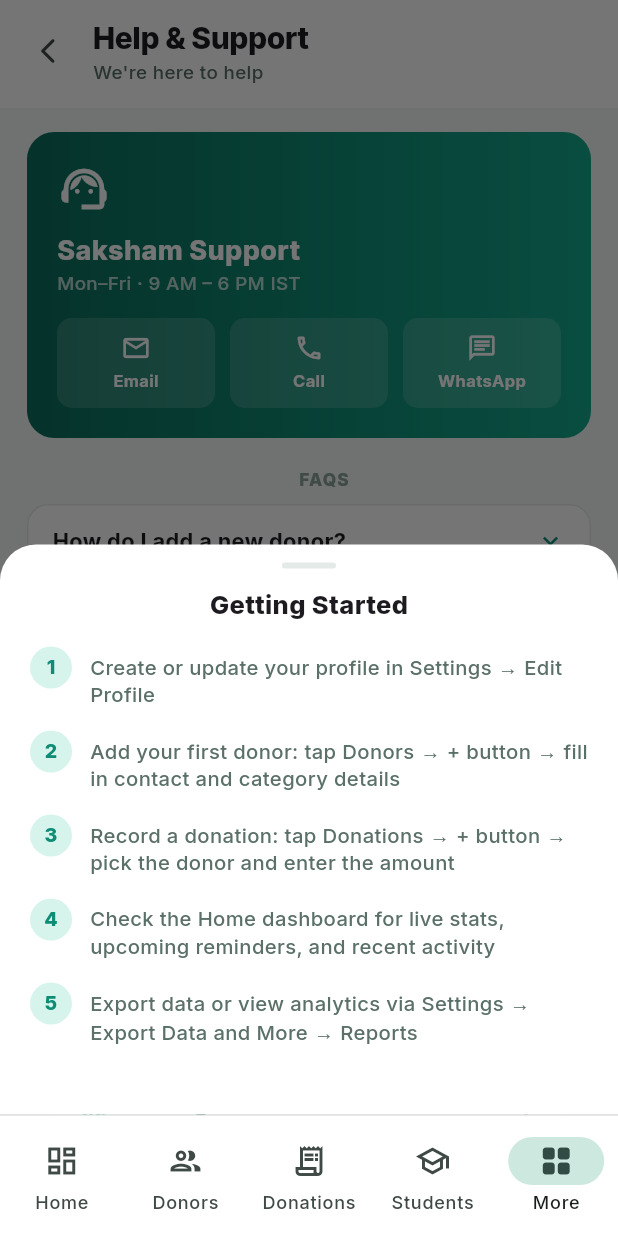
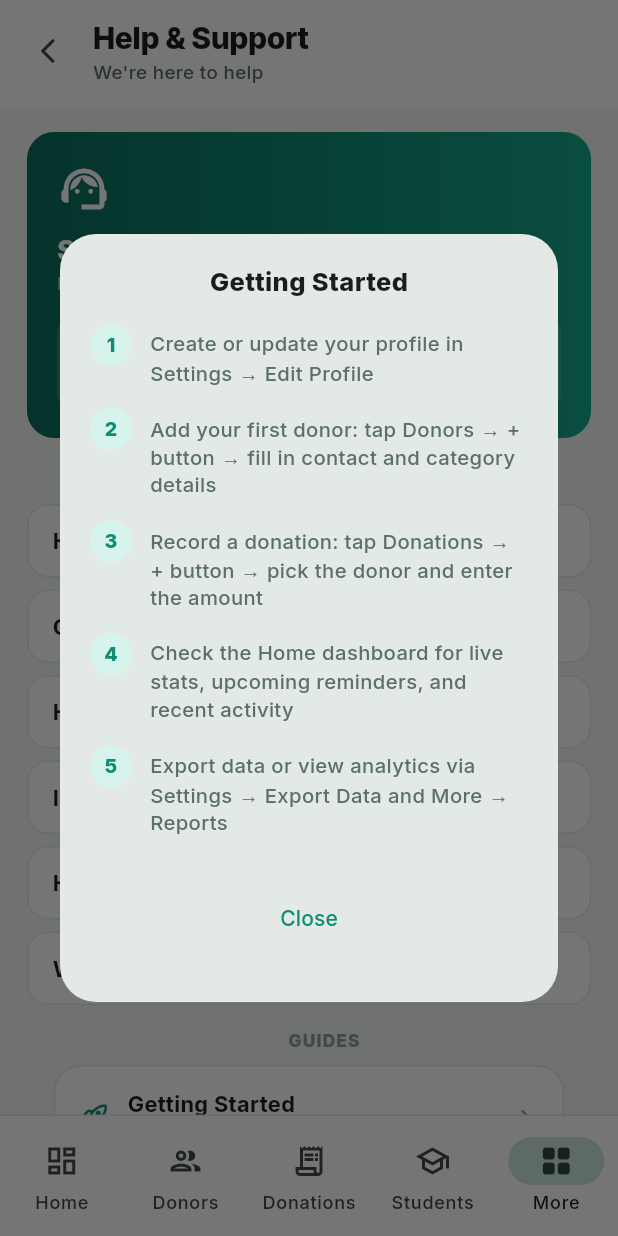
Before and after one commit to varalakshmivaru231020-svg/NGO, a Flutter app: the HelpSupportScreen screen opened by its route, after a tap on "Getting Started", on a phone screen of 412 x 824 dp. Run offline on Flutter 3.47's test engine with Material 3 defaults, Android fonts, the light colour scheme and no system bars; our stand-ins replace dio, file_picker, fl_chart, flutter_riverpod, go_router, google_fonts and 2 more; missing offline and left inert: dart:html, dart:ui_web, excel; accounts and stored records are empty.

Commit message:
Fix Help & Support: guide popup as dialog, remove Report a Bug, full-width legal cards

```diff
--- a/lib/features/settings/presentation/settings_sub_screens.dart
+++ b/lib/features/settings/presentation/settings_sub_screens.dart
@@ -1210,11 +1210,7 @@
           _buildSectionLabel(context, 'App Info'),
           _buildCard(context, child: Column(children: [
             _buildRow(context, 'App Version',     value: 'v2.4.0 (Build 195)', icon: Icons.info_outline,       fg: context.textSub, trailing: const SizedBox.shrink()),
-            _buildRow(context, 'Flutter Version', value: '3.44.1',              icon: Icons.flutter_dash,       fg: _sky500,         trailing: const SizedBox.shrink()),
-            _buildRow(context, 'Report a Bug',    value: 'Send us a crash/UX report', icon: Icons.bug_report_outlined, fg: _coral500, last: true,
-              onTap: () => launchEmail('bugs@sakshamfoundation.org', context,
-                subject: 'Bug Report – Saksham App v2.4.0',
-                body: 'Describe the bug:\n\nSteps to reproduce:\n\nDevice: OPPO\nApp Version: v2.4.0')),
+            _buildRow(context, 'Flutter Version', value: '3.44.1',              icon: Icons.flutter_dash,       fg: _sky500,         last: true, trailing: const SizedBox.shrink()),
           ])),
         ]),
       )),
@@ -1235,15 +1231,15 @@
   ));
 
   static void _showGuide(BuildContext context, String title, List<String> steps) {
-    showModalBottomSheet(
-      context: context, isScrollControlled: true, backgroundColor: Colors.transparent,
-      builder: (ctx) => Container(
-        constraints: BoxConstraints(maxHeight: MediaQuery.of(ctx).size.height * 0.72),
-        decoration: BoxDecoration(color: ctx.cardBg, borderRadius: const BorderRadius.vertical(top: Radius.circular(24))),
-        padding: const EdgeInsets.fromLTRB(20, 0, 20, 32),
+    showDialog(
+      context: context,
+      builder: (ctx) => Dialog(
+        shape: RoundedRectangleBorder(borderRadius: BorderRadius.circular(24)),
+        child: ConstrainedBox(
+          constraints: BoxConstraints(maxWidth: 480, maxHeight: MediaQuery.of(ctx).size.height * 0.72),
+          child: Padding(
+            padding: const EdgeInsets.fromLTRB(20, 20, 20, 32),
             child: Column(mainAxisSize: MainAxisSize.min, children: [
-          Center(child: Container(width: 36, height: 4, margin: const EdgeInsets.symmetric(vertical: 12),
-            decoration: BoxDecoration(color: ctx.border, borderRadius: BorderRadius.circular(2)))),
               Text(title, style: const TextStyle(fontSize: 17, fontWeight: FontWeight.w800)),
               const SizedBox(height: 16),
               Flexible(child: SingleChildScrollView(child: Column(
@@ -1260,7 +1256,11 @@
                   ]),
                 )).toList(),
               ))),
-        ]),
+              const SizedBox(height: 16),
+              TextButton(onPressed: () => Navigator.pop(ctx), child: const Text('Close')),
+            ]),
+          ),
+        ),
       ),
     );
   }
@@ -1316,7 +1316,7 @@
       Expanded(child: SingleChildScrollView(
         physics: const BouncingScrollPhysics(),
         padding: const EdgeInsets.fromLTRB(18, 16, 18, 40),
-        child: Column(children: [
+        child: Column(crossAxisAlignment: CrossAxisAlignment.stretch, children: [
           if (hasLiveBody) Container(
             padding: const EdgeInsets.symmetric(horizontal: 10, vertical: 5), margin: const EdgeInsets.only(bottom: 12),
             decoration: BoxDecoration(color: _brand100, borderRadius: BorderRadius.circular(8)),
```
Also changed, not shown: 2 other files. Lines whose indentation alone changed are shown as unchanged.
